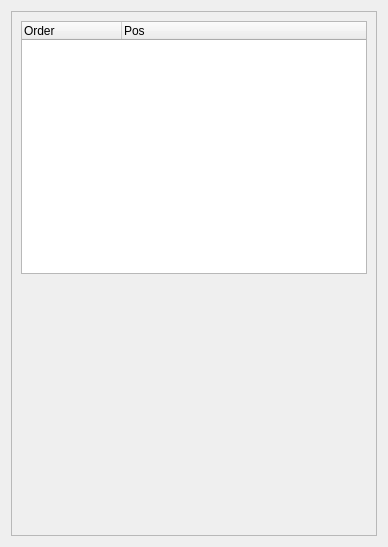
The window that ui/uifiles/editors/cameras.ui (timofey260/RWE-Sharp) describes before a commit, drawn with Qt 5.
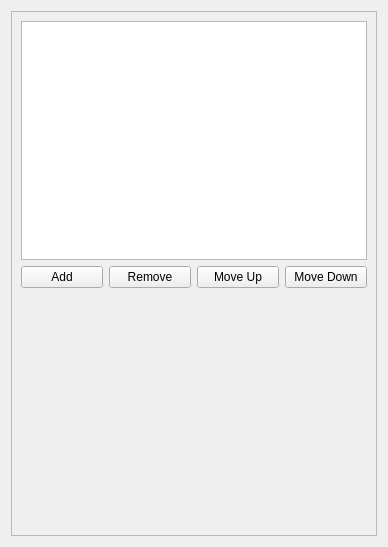
The same window after the commit.

What changed in the file:
```diff
--- a/ui/uifiles/editors/cameras.ui
+++ b/ui/uifiles/editors/cameras.ui
@@ -30,7 +30,10 @@
       </property>
       <layout class="QVBoxLayout" name="verticalLayout_12">
        <item>
-        <widget class="QTreeWidget" name="treeWidget">
+        <widget class="QTreeWidget" name="CameraTree">
+         <attribute name="headerVisible">
+          <bool>false</bool>
+         </attribute>
          <column>
           <property name="text">
            <string>Order</string>
@@ -43,6 +46,38 @@
          </column>
         </widget>
        </item>
+       <item>
+        <layout class="QHBoxLayout" name="horizontalLayout">
+         <item>
+          <widget class="QPushButton" name="AddCamera">
+           <property name="text">
+            <string>Add</string>
+           </property>
+          </widget>
+         </item>
+         <item>
+          <widget class="QPushButton" name="RemoveCamera">
+           <property name="text">
+            <string>Remove</string>
+           </property>
+          </widget>
+         </item>
+         <item>
+          <widget class="QPushButton" name="MoveUp">
+           <property name="text">
+            <string>Move Up</string>
+           </property>
+          </widget>
+         </item>
+         <item>
+          <widget class="QPushButton" name="MoveDown">
+           <property name="text">
+            <string>Move Down</string>
+           </property>
+          </widget>
+         </item>
+        </layout>
+       </item>
        <item>
         <spacer name="verticalSpacer">
          <property name="orientation">
```
